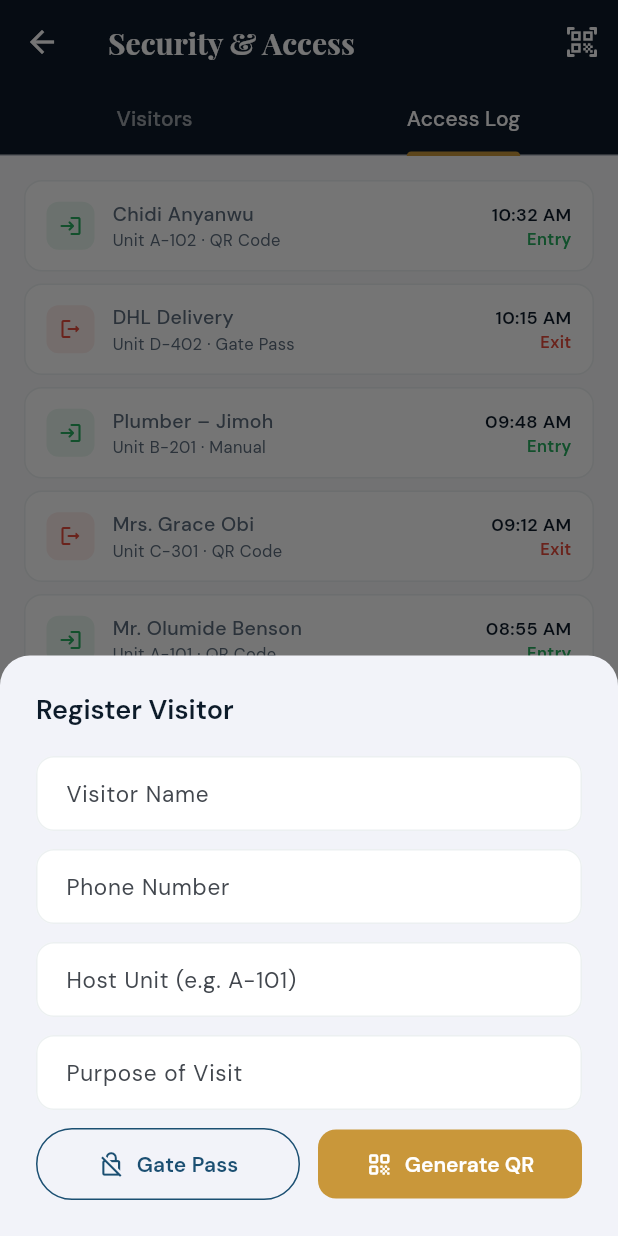
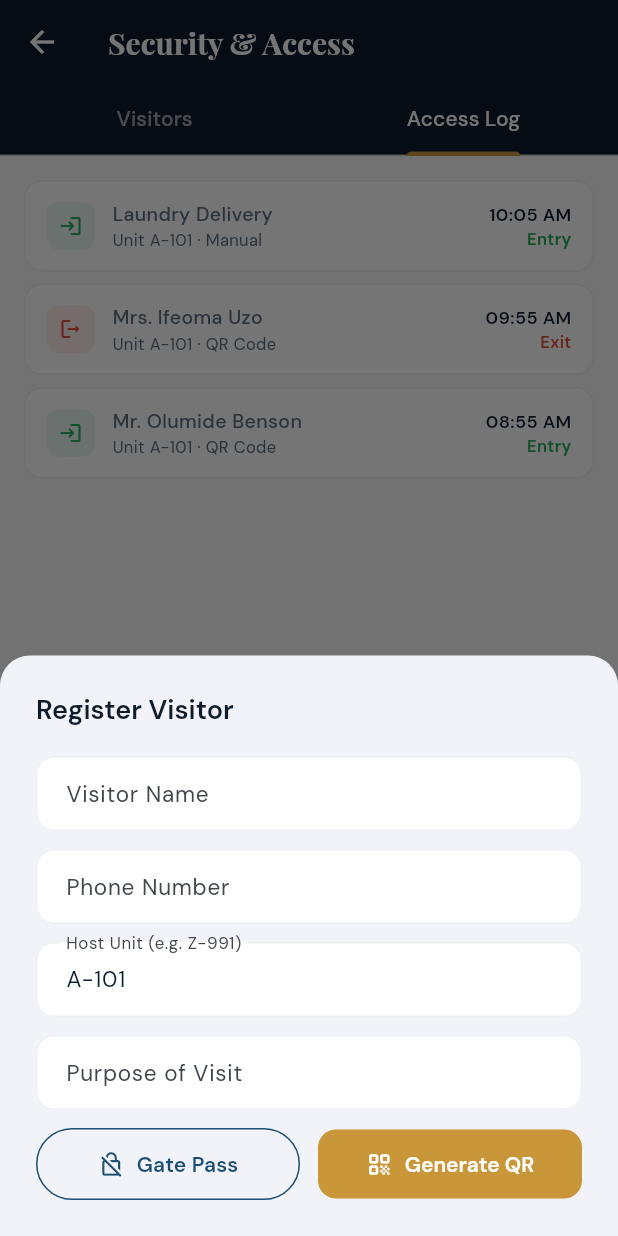
Before and after one commit to olumuyiwaa/estate_management, a Flutter app: the SecurityScreen screen opened directly, tab 2 chosen, after a tap on "Register Visitor", on a phone screen of 412 x 824 dp. Run offline on Flutter 3.47's test engine with Material 3 defaults, Android fonts, the phone set to English and light mode, and no system bars; our stand-ins replace fl_chart, google_fonts.

Commit message:
final round up

```diff
--- a/lib/data/dummy_data.dart
+++ b/lib/data/dummy_data.dart
@@ -40,6 +40,8 @@ class DummyData {
   // ── Visitors ──────────────────────────────────────────────────────────────
   static final List<Visitor> visitors = [
     Visitor(id: 'v1', name: 'Mr. Olumide Benson', phone: '+234 810 111 2222', hostUnit: 'A-101', hostName: 'Adaeze Okonkwo', purpose: 'Personal Visit', lastAction: AccessType.entry, timestamp: DateTime.now().subtract(const Duration(hours: 2)), hasQrPass: true),
+    Visitor(id: 'v6', name: 'Mrs. Ifeoma Uzo', phone: '+234 814 555 6666', hostUnit: 'A-101', hostName: 'Adaeze Okonkwo', purpose: 'Family Visit', lastAction: AccessType.exit, timestamp: DateTime.now().subtract(const Duration(minutes: 50)), hasQrPass: true),
+    Visitor(id: 'v7', name: 'Laundry Delivery', phone: '+234 815 777 8888', hostUnit: 'A-101', hostName: 'Adaeze Okonkwo', purpose: 'Parcel Delivery', lastAction: AccessType.entry, timestamp: DateTime.now().subtract(const Duration(minutes: 35)), hasQrPass: false),
     Visitor(id: 'v2', name: 'Plumber - Jimoh Rasheed', phone: '+234 811 222 3333', hostUnit: 'B-201', hostName: 'Fatima Al-Hassan', purpose: 'Maintenance', lastAction: AccessType.entry, timestamp: DateTime.now().subtract(const Duration(hours: 1)), hasQrPass: false),
     Visitor(id: 'v3', name: 'Mrs. Grace Obi', phone: '+234 812 333 4444', hostUnit: 'C-301', hostName: 'Ngozi Dike', purpose: 'Family Visit', lastAction: AccessType.exit, timestamp: DateTime.now().subtract(const Duration(hours: 5)), hasQrPass: true),
     Visitor(id: 'v4', name: 'DHL Delivery', phone: '+234 700 345 7890', hostUnit: 'D-402', hostName: 'Taiwo Adeleke', purpose: 'Delivery', lastAction: AccessType.exit, timestamp: DateTime.now().subtract(const Duration(minutes: 45)), hasQrPass: false),
--- a/lib/screens/finance_screen.dart
+++ b/lib/screens/finance_screen.dart
@@ -3,7 +3,6 @@ import 'package:fl_chart/fl_chart.dart';
 import 'package:intl/intl.dart';
 import '../data/dummy_data.dart';
 import '../models/models.dart';
-import '../screens/due_payment_screen.dart';
 import '../theme/app_theme.dart';
 import '../widgets/widgets.dart';
 
--- a/lib/screens/members_screen.dart
+++ b/lib/screens/members_screen.dart
@@ -26,6 +26,7 @@ class _MembersScreenState extends State<MembersScreen> {
       appBar: EstateAppBar(
         title: 'Members',
         actions: [
+          if (DummyData.currentUser.role == MemberRole.exco)
           IconButton(icon: const Icon(Icons.person_add_alt_rounded, color: Colors.white), onPressed: () => _showAddMemberSheet(context)),
         ],
       ),
--- a/lib/screens/security_screen.dart
+++ b/lib/screens/security_screen.dart
@@ -32,12 +32,6 @@ class _SecurityScreenState extends State<SecurityScreen> with SingleTickerProvid
       appBar: AppBar(
         backgroundColor: AppTheme.primary,
         title: const Text('Security & Access'),
-        actions: [
-          IconButton(
-            icon: const Icon(Icons.qr_code_scanner_rounded, color: Colors.white),
-            onPressed: () => _showQrScanner(context),
-          ),
-        ],
         bottom: TabBar(
           controller: _tabs,
           indicatorColor: AppTheme.accent,
@@ -62,38 +56,6 @@ class _SecurityScreenState extends State<SecurityScreen> with SingleTickerProvid
     );
   }
 
-  void _showQrScanner(BuildContext context) {
-    showDialog(
-      context: context,
-      builder: (_) => AlertDialog(
-        shape: RoundedRectangleBorder(borderRadius: BorderRadius.circular(20)),
-        title: const Text('QR Scanner'),
-        content: Column(
-          mainAxisSize: MainAxisSize.min,
-          children: [
-            Container(
-              width: 200, height: 200,
-              decoration: BoxDecoration(
-                color: AppTheme.surface,
-                borderRadius: BorderRadius.circular(16),
-                border: Border.all(color: AppTheme.divider, width: 2),
-              ),
-              child: const Column(
-                mainAxisAlignment: MainAxisAlignment.center,
-                children: [
-                  Icon(Icons.qr_code_scanner_rounded, size: 80, color: AppTheme.textLight),
-                  SizedBox(height: 12),
-                  Text('Point camera at QR code', style: TextStyle(color: AppTheme.textMid, fontSize: 12), textAlign: TextAlign.center),
-                ],
-              ),
-            ),
-          ],
-        ),
-        actions: [TextButton(onPressed: () => Navigator.pop(context), child: const Text('Close'))],
-      ),
-    );
-  }
-
   void _showRegisterVisitor(BuildContext context) {
     showModalBottomSheet(
       context: context,
@@ -111,7 +73,7 @@ class _SecurityScreenState extends State<SecurityScreen> with SingleTickerProvid
             const SizedBox(height: 12),
             const TextField(decoration: InputDecoration(labelText: 'Phone Number')),
             const SizedBox(height: 12),
-            const TextField(decoration: InputDecoration(labelText: 'Host Unit (e.g. A-101)')),
+            TextField(decoration: const InputDecoration(labelText: 'Host Unit (e.g. Z-991)'),controller: TextEditingController(text: DummyData.currentUser.unitNumber),),
             const SizedBox(height: 12),
             const TextField(decoration: InputDecoration(labelText: 'Purpose of Visit')),
             const SizedBox(height: 12),
@@ -149,10 +111,19 @@ class _SecurityScreenState extends State<SecurityScreen> with SingleTickerProvid
 class _VisitorsTab extends StatelessWidget {
   @override
   Widget build(BuildContext context) {
+    final user = DummyData.currentUser;
+    final userVisitors = DummyData.visitors.where((visitor) {
+      return visitor.hostUnit == user.unitNumber || visitor.hostName == user.name;
+    }).toList();
+
+    if (userVisitors.isEmpty) {
+      return const EmptyState(icon: Icons.person_search_outlined, message: 'No visitors found for your unit');
+    }
+
     return ListView.builder(
       padding: const EdgeInsets.all(16),
-      itemCount: DummyData.visitors.length,
-      itemBuilder: (_, i) => _VisitorCard(visitor: DummyData.visitors[i]),
+      itemCount: userVisitors.length,
+      itemBuilder: (_, i) => _VisitorCard(visitor: userVisitors[i]),
     );
   }
 }
@@ -219,7 +190,9 @@ class _AccessLogTab extends StatelessWidget {
   static final List<Map<String, dynamic>> _log = [
     {'time': '10:32 AM', 'name': 'Chidi Anyanwu', 'unit': 'A-102', 'action': 'Entry', 'method': 'QR Code'},
     {'time': '10:15 AM', 'name': 'DHL Delivery', 'unit': 'D-402', 'action': 'Exit', 'method': 'Gate Pass'},
-    {'time': '09:48 AM', 'name': 'Plumber – Jimoh', 'unit': 'B-201', 'action': 'Entry', 'method': 'Manual'},
+    {'time': '10:05 AM', 'name': 'Laundry Delivery', 'unit': 'A-101', 'action': 'Entry', 'method': 'Manual'},
+    {'time': '09:55 AM', 'name': 'Mrs. Ifeoma Uzo', 'unit': 'A-101', 'action': 'Exit', 'method': 'QR Code'},
+    {'time': '09:20 AM', 'name': 'Plumber – Jimoh', 'unit': 'B-201', 'action': 'Entry', 'method': 'Manual'},
     {'time': '09:12 AM', 'name': 'Mrs. Grace Obi', 'unit': 'C-301', 'action': 'Exit', 'method': 'QR Code'},
     {'time': '08:55 AM', 'name': 'Mr. Olumide Benson', 'unit': 'A-101', 'action': 'Entry', 'method': 'QR Code'},
     {'time': '08:30 AM', 'name': 'Adanna Cleaning Staff', 'unit': 'Estate', 'action': 'Entry', 'method': 'Staff Badge'},
@@ -229,11 +202,18 @@ class _AccessLogTab extends StatelessWidget {
 
   @override
   Widget build(BuildContext context) {
+    final user = DummyData.currentUser;
+    final userLog = _log.where((entry) => entry['unit'] == user.unitNumber).toList();
+
+    if (userLog.isEmpty) {
+      return const EmptyState(icon: Icons.lock_outline, message: 'No access log entries found for your unit');
+    }
+
     return ListView.builder(
       padding: const EdgeInsets.all(16),
-      itemCount: _log.length,
+      itemCount: userLog.length,
       itemBuilder: (_, i) {
-        final e = _log[i];
+        final e = userLog[i];
         final isIn = e['action'] == 'Entry';
         final color = isIn ? AppTheme.success : AppTheme.error;
         return Container(
```
Also changed, not shown: lib/screens/dashboard_screen.dart (+5 -5 lines), lib/screens/more_screens.dart (+39 -1 lines).
